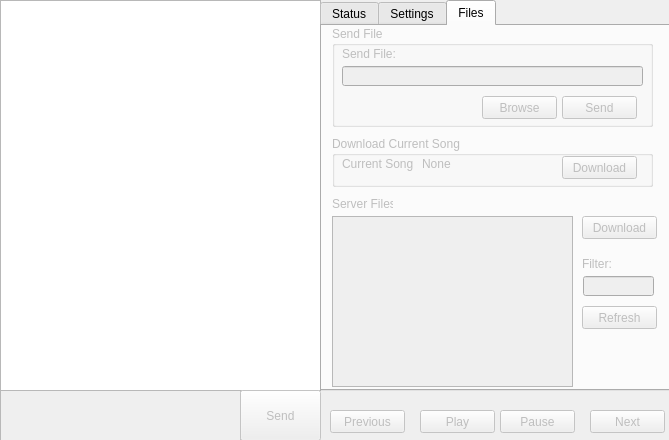
Above: mainwindow.ui from warren80/comaudio before the change. Below: the same form after it.
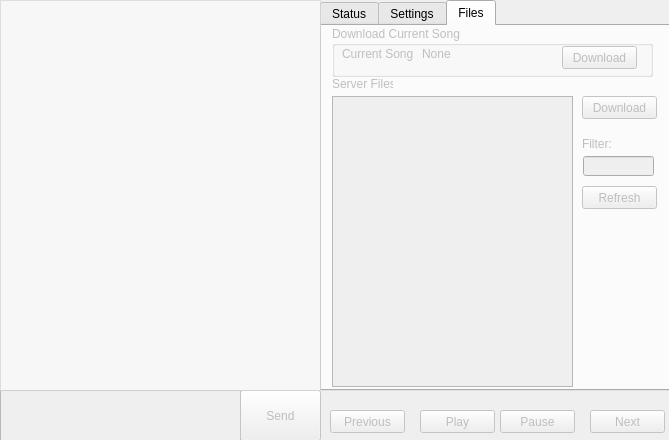
That is the form after the change. The open tabs and pages were chosen to show the change. Icons and pictures are not drawn.

The edit to the form file:
```diff
--- a/mainwindow.ui
+++ b/mainwindow.ui
@@ -50,8 +50,14 @@
     <property name="cursor" stdset="0">
      <cursorShape>IBeamCursor</cursorShape>
     </property>
+    <property name="styleSheet">
+     <string notr="true">background: rgba(255,255,255,50%);</string>
+    </property>
+    <property name="lineWidth">
+     <number>1</number>
+    </property>
     <property name="tabStopWidth">
-     <number>4</number>
+     <number>8</number>
     </property>
     <property name="textInteractionFlags">
      <set>Qt::TextSelectableByMouse</set>
@@ -469,73 +475,11 @@
      <attribute name="title">
       <string>Files</string>
      </attribute>
-     <widget class="QGroupBox" name="sendfileBox">
-      <property name="geometry">
-       <rect>
-        <x>10</x>
-        <y>0</y>
-        <width>321</width>
-        <height>101</height>
-       </rect>
-      </property>
-      <property name="title">
-       <string>Send File</string>
-      </property>
-      <widget class="QLabel" name="sendFileLabel">
-       <property name="geometry">
-        <rect>
-         <x>10</x>
-         <y>20</y>
-         <width>81</width>
-         <height>16</height>
-        </rect>
-       </property>
-       <property name="text">
-        <string>Send File:</string>
-       </property>
-      </widget>
-      <widget class="QLineEdit" name="pathBox">
-       <property name="geometry">
-        <rect>
-         <x>10</x>
-         <y>40</y>
-         <width>301</width>
-         <height>20</height>
-        </rect>
-       </property>
-      </widget>
-      <widget class="QPushButton" name="browseButton">
-       <property name="geometry">
-        <rect>
-         <x>150</x>
-         <y>70</y>
-         <width>75</width>
-         <height>23</height>
-        </rect>
-       </property>
-       <property name="text">
-        <string>Browse</string>
-       </property>
-      </widget>
-      <widget class="QPushButton" name="sendFileButton">
-       <property name="geometry">
-        <rect>
-         <x>230</x>
-         <y>70</y>
-         <width>75</width>
-         <height>23</height>
-        </rect>
-       </property>
-       <property name="text">
-        <string>Send</string>
-       </property>
-      </widget>
-     </widget>
      <widget class="QGroupBox" name="downloadSongBox">
       <property name="geometry">
        <rect>
         <x>10</x>
-        <y>110</y>
+        <y>0</y>
         <width>321</width>
         <height>51</height>
        </rect>
@@ -587,7 +531,7 @@
       <property name="geometry">
        <rect>
         <x>10</x>
-        <y>170</y>
+        <y>50</y>
         <width>61</width>
         <height>16</height>
        </rect>
@@ -600,7 +544,7 @@
       <property name="geometry">
        <rect>
         <x>260</x>
-        <y>190</y>
+        <y>70</y>
         <width>75</width>
         <height>23</height>
        </rect>
@@ -613,7 +557,7 @@
       <property name="geometry">
        <rect>
         <x>260</x>
-        <y>280</y>
+        <y>160</y>
         <width>75</width>
         <height>23</height>
        </rect>
@@ -626,9 +570,9 @@
       <property name="geometry">
        <rect>
         <x>10</x>
-        <y>190</y>
+        <y>70</y>
         <width>241</width>
-        <height>171</height>
+        <height>291</height>
        </rect>
       </property>
      </widget>
@@ -636,17 +580,20 @@
       <property name="geometry">
        <rect>
         <x>261</x>
-        <y>250</y>
+        <y>130</y>
         <width>71</width>
         <height>20</height>
        </rect>
       </property>
+      <property name="text">
+       <string/>
+      </property>
      </widget>
      <widget class="QLabel" name="filterLabel">
       <property name="geometry">
        <rect>
         <x>260</x>
-        <y>230</y>
+        <y>110</y>
         <width>71</width>
         <height>16</height>
        </rect>
@@ -721,6 +668,30 @@
      <string>Pause</string>
     </property>
    </widget>
+   <widget class="QWidget" name="backgroundChatScreen" native="true">
+    <property name="geometry">
+     <rect>
+      <x>0</x>
+      <y>0</y>
+      <width>321</width>
+      <height>391</height>
+     </rect>
+    </property>
+    <property name="styleSheet">
+     <string notr="true">background: url('chatBG.png');
+background-repeat: none;
+background-position: center;</string>
+    </property>
+   </widget>
+   <zorder>typeScreen</zorder>
+   <zorder>sendButton</zorder>
+   <zorder>tabWidget</zorder>
+   <zorder>previousButton</zorder>
+   <zorder>playButton</zorder>
+   <zorder>nextButton</zorder>
+   <zorder>pauseButton</zorder>
+   <zorder>backgroundChatScreen</zorder>
+   <zorder>chatScreen</zorder>
   </widget>
   <action name="actionConnect">
    <property name="text">
```
Left out of the diff: 80 changed lines with no effect on the pictures.
